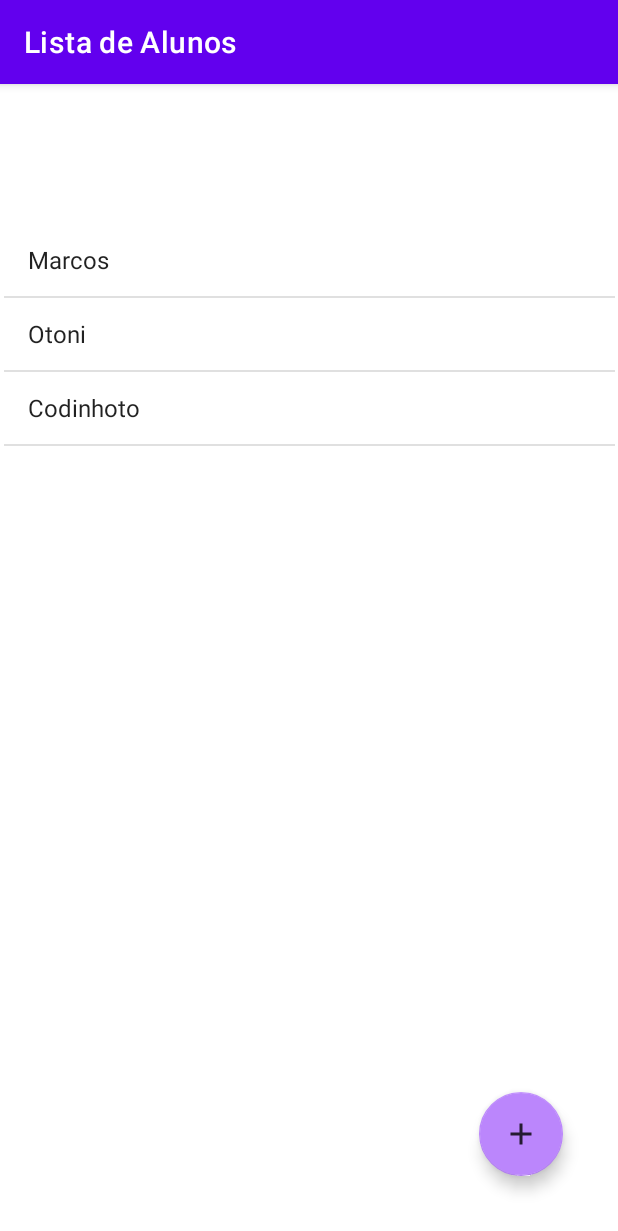
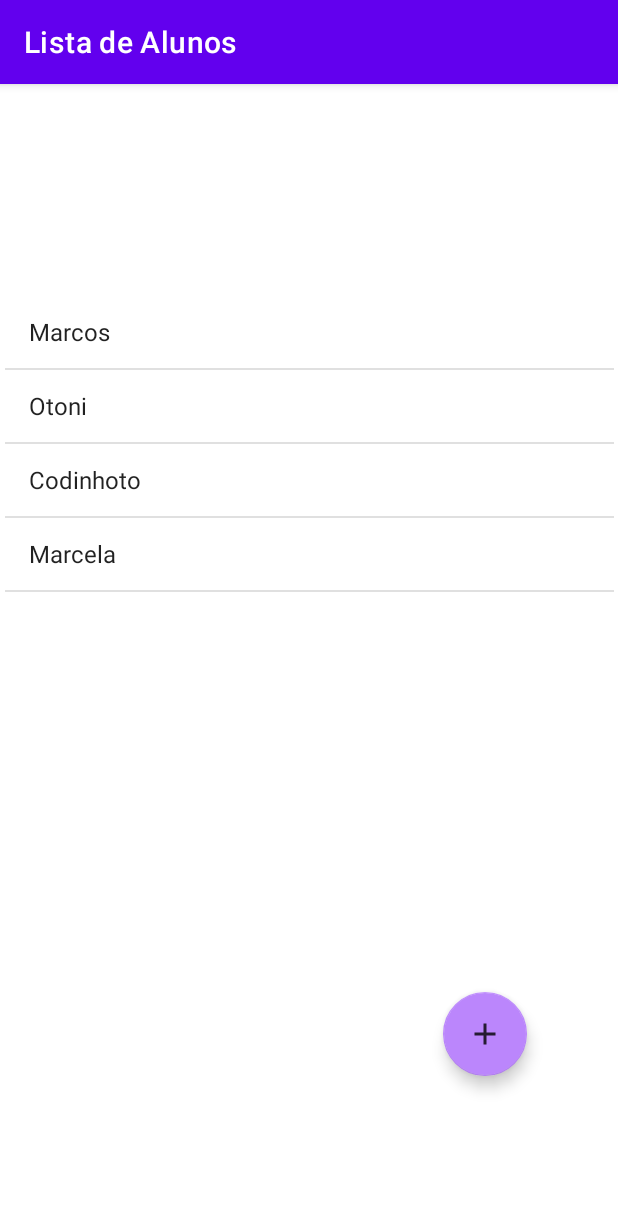
Before and after one commit to estremot/Projetos_Android_2023, an Android app: the screen it shows after launch (MainActivity), on a phone screen of 412 x 824 dp. Shown: the top 1231 px of the screen. Run offline under Robolectric (Android 15) with nearby library versions, the phone set to English and light mode, and no system bars.

Commit message:
Projeto da Aula 10/02
Projeto da Aula 10/02

```diff
--- a/Exemplo_Lista/app/src/main/java/com/unifunec/exemplolista/MainActivity.java
+++ b/Exemplo_Lista/app/src/main/java/com/unifunec/exemplolista/MainActivity.java
@@ -19,11 +19,14 @@ public class MainActivity extends AppCompatActivity {
         setContentView(R.layout.activity_main);
         //Toast.makeText(this,"UNIFUNEC",Toast.LENGTH_LONG).show();
         setTitle("Lista de Alunos");
+
+        //Simulação de uma Consulta de Alunos cadastrados em um banco
         List<String> alunos = new ArrayList<>(
-                Arrays.asList("Marcos", "Otoni","Codinhoto")
+                Arrays.asList("Marcos", "Otoni","Codinhoto","Marcela")
         );
 
         ListView lista_Alunos = findViewById(R.id.lst_Alunos);
-        lista_Alunos.setAdapter(new ArrayAdapter<String>(this, android.R.layout.simple_list_item_1,alunos));
+        lista_Alunos.setAdapter(new ArrayAdapter<String>(this,
+                android.R.layout.simple_list_item_1,alunos));
     }
 }
--- /dev/null
+++ b/Exemplo_Lista/app/src/main/res/drawable-anydpi/ic_action_novo_aluno.xml
@@ -0,0 +1,11 @@
+<vector xmlns:android="http://schemas.android.com/apk/res/android"
+    android:width="24dp"
+    android:height="24dp"
+    android:viewportWidth="24"
+    android:viewportHeight="24"
+    android:tint="#0A0A0A"
+    android:alpha="0.8">
+  <path
+      android:fillColor="@android:color/white"
+      android:pathData="M19,13h-6v6h-2v-6H5v-2h6V5h2v6h6v2z"/>
+</vector>
--- a/Exemplo_Lista/app/src/main/res/layout/activity_main.xml
+++ b/Exemplo_Lista/app/src/main/res/layout/activity_main.xml
@@ -8,24 +8,29 @@
 
     <ListView
         android:id="@+id/lst_Alunos"
-        android:layout_width="407dp"
-        android:layout_height="581dp"
+        android:layout_width="406dp"
+        android:layout_height="486dp"
+        android:layout_marginStart="20dp"
+        android:layout_marginEnd="20dp"
         app:layout_constraintBottom_toBottomOf="parent"
         app:layout_constraintEnd_toEndOf="parent"
         app:layout_constraintStart_toStartOf="parent"
-        app:layout_constraintTop_toTopOf="parent" />
+        app:layout_constraintTop_toTopOf="parent">
+
+    </ListView>
 
     <com.google.android.material.floatingactionbutton.FloatingActionButton
-        android:id="@+id/floatingActionButton2"
+        android:id="@+id/floatingActionButton3"
         android:layout_width="wrap_content"
         android:layout_height="wrap_content"
         android:clickable="true"
-        android:src="@drawable/ic_action_novo"
         app:backgroundTint="@color/purple_200"
         app:layout_constraintBottom_toBottomOf="parent"
         app:layout_constraintEnd_toEndOf="parent"
-        app:layout_constraintHorizontal_bias="0.897"
+        app:layout_constraintHorizontal_bias="0.83"
         app:layout_constraintStart_toStartOf="parent"
         app:layout_constraintTop_toTopOf="parent"
-        app:layout_constraintVertical_bias="0.944" />
+        app:layout_constraintVertical_bias="0.85"
+        app:srcCompat="@drawable/ic_action_novo_aluno" />
+
 </androidx.constraintlayout.widget.ConstraintLayout>
```
Also changed, not shown: Exemplo_Lista/app/src/main/res/drawable-hdpi/ic_action_novo_aluno.png (added), Exemplo_Lista/app/src/main/res/drawable-mdpi/ic_action_novo_aluno.png (added), Exemplo_Lista/app/src/main/res/drawable-mdpi/marcos_antonio_estremote.png (added), Exemplo_Lista/app/src/main/res/drawable-xhdpi/ic_action_novo_aluno.png (added), Exemplo_Lista/app/src/main/res/drawable-xxhdpi/ic_action_novo_aluno.png (added), 1 other file.
